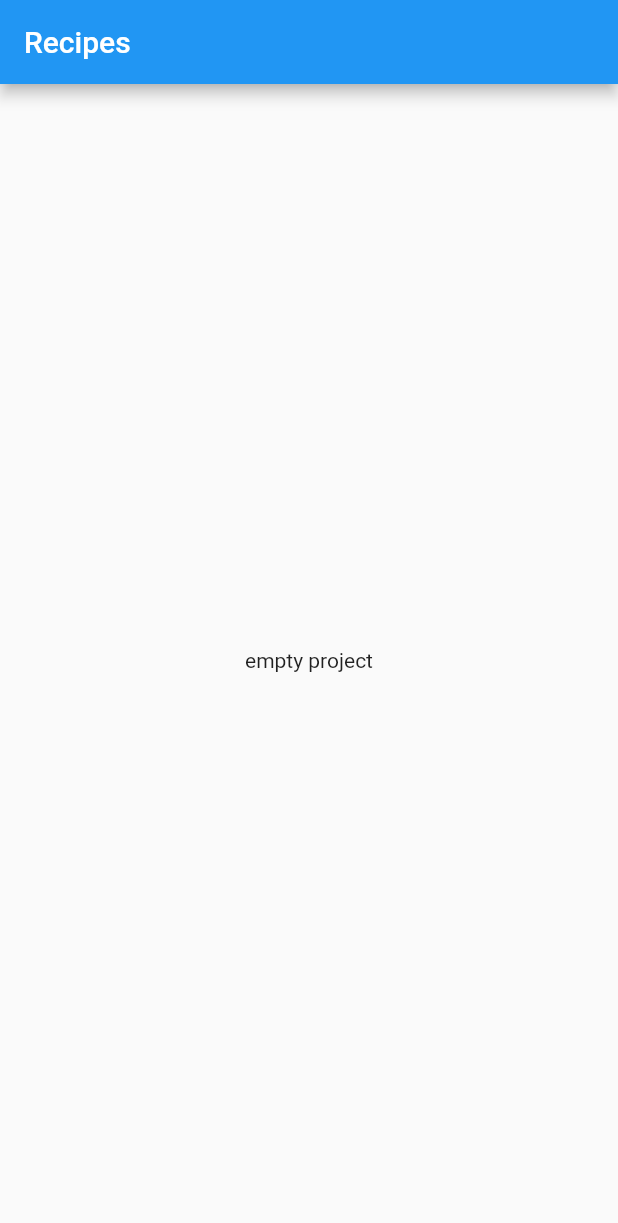
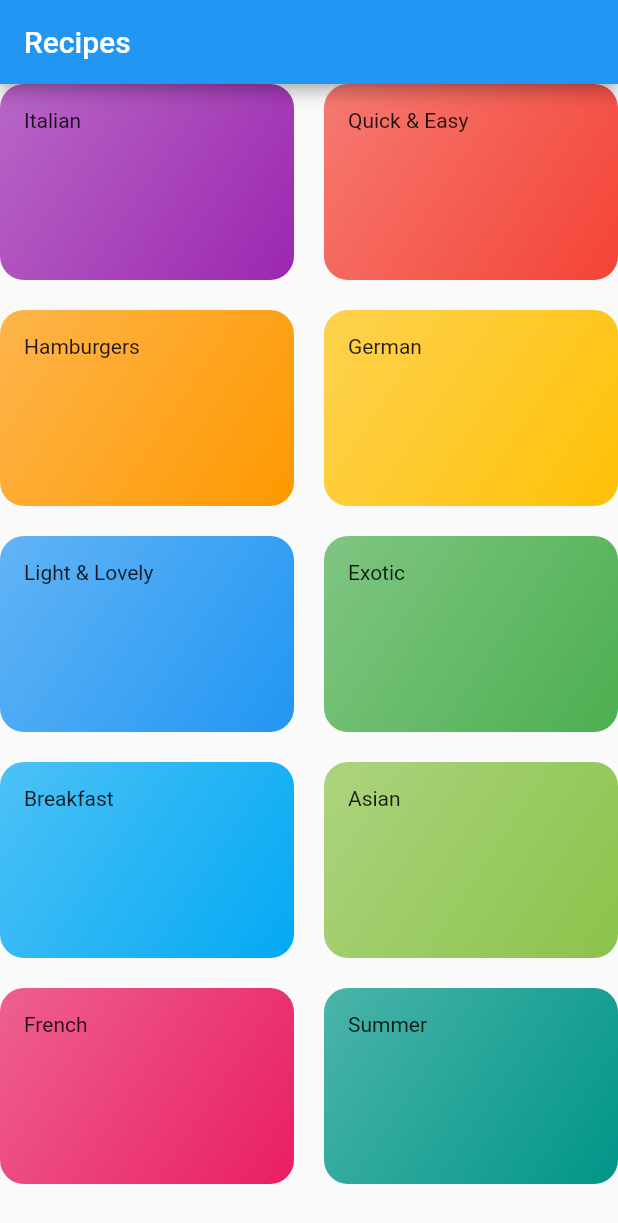
Before and after one commit to Tamir198/Recipes, a Flutter app: the screen it shows after launch, on a phone screen of 412 x 824 dp. Shown: the top 1223 px of the screen. Run offline on Flutter 3.47's test engine with Material 2 defaults, Android fonts, the phone set to English and light mode, and no system bars.

Commit message:
Adding fist Screen initial UI

```diff
--- /dev/null
+++ b/lib/category_screens.dart
@@ -0,0 +1,23 @@
+import 'package:flutter/cupertino.dart';
+import 'dummy_data.dart';
+import 'categoty_item.dart';
+
+class CategoriesScreen extends StatelessWidget {
+  @override
+  Widget build(BuildContext context) {
+    return GridView(
+      //Inserting items to the gridView
+      children: DUMMY_CATEGORIES.map((categoryData) => CategoryItem(
+          title: categoryData.title,
+          color: categoryData.color,
+      )).toList(),
+
+      //The look of the grid
+      gridDelegate: SliverGridDelegateWithMaxCrossAxisExtent(
+          maxCrossAxisExtent: 200,
+          childAspectRatio: 3 / 2,
+          crossAxisSpacing: 20,
+          mainAxisSpacing: 20),
+    );
+  }
+}
--- /dev/null
+++ b/lib/categoty_item.dart
@@ -0,0 +1,23 @@
+import 'package:flutter/cupertino.dart';
+
+class CategoryItem extends StatelessWidget {
+  final String title;
+  final Color color;
+
+  CategoryItem({this.title,this.color});
+  @override
+  Widget build(BuildContext context) {
+    return Container(
+      padding: EdgeInsets.all(16),
+      child: Text(title),
+      decoration: BoxDecoration(
+        gradient: LinearGradient(
+          colors: [color.withOpacity(0.7), color],
+          begin: Alignment.topLeft,
+          end:   Alignment.bottomRight,
+        ),
+        borderRadius: BorderRadius.circular(16),
+      ),
+    );
+  }
+}
--- /dev/null
+++ b/lib/dummy_data.dart
@@ -0,0 +1,57 @@
+import 'package:flutter/material.dart';
+import './models/category.dart';
+
+const DUMMY_CATEGORIES = const [
+
+  Category(
+    id: 'c1',
+    title: 'Italian',
+    color: Colors.purple,
+  ),
+  Category(
+    id: 'c2',
+    title: 'Quick & Easy',
+    color: Colors.red,
+  ),
+  Category(
+    id: 'c3',
+    title: 'Hamburgers',
+    color: Colors.orange,
+  ),
+  Category(
+    id: 'c4',
+    title: 'German',
+    color: Colors.amber,
+  ),
+  Category(
+    id: 'c5',
+    title: 'Light & Lovely',
+    color: Colors.blue,
+  ),
+  Category(
+    id: 'c6',
+    title: 'Exotic',
+    color: Colors.green,
+  ),
+  Category(
+    id: 'c7',
+    title: 'Breakfast',
+    color: Colors.lightBlue,
+  ),
+  Category(
+    id: 'c8',
+    title: 'Asian',
+    color: Colors.lightGreen,
+  ),
+  Category(
+    id: 'c9',
+    title: 'French',
+    color: Colors.pink,
+  ),
+  Category(
+    id: 'c10',
+    title: 'Summer',
+    color: Colors.teal,
+  ),
+
+];
--- a/lib/main.dart
+++ b/lib/main.dart
@@ -1,4 +1,5 @@
 import 'package:flutter/material.dart';
+import 'package:recipes/category_screens.dart';
 
 void main() => runApp(MyApp());
 
@@ -6,34 +7,13 @@ class MyApp extends StatelessWidget {
   @override
   Widget build(BuildContext context) {
     return MaterialApp(
-      title: 'Flutter Demo',
+      title: 'Recipes',
       theme: ThemeData(
         primarySwatch: Colors.blue,
       ),
-      home: MyHomePage(title: 'Flutter Demo Home Page'),
+      home: Scaffold(
+          appBar: AppBar(title: Text('Recipes'),),
+          body: CategoriesScreen()),
     );
   }
 }
-
-class MyHomePage extends StatefulWidget {
-  MyHomePage({Key key, this.title}) : super(key: key);
-
-  final String title;
-
-  @override
-  MyRecipesApp createState() => MyRecipesApp();
-}
-
-class MyRecipesApp extends State<MyHomePage> {
-  @override
-  Widget build(BuildContext context) {
-    return Scaffold(
-      appBar: AppBar(
-        title: Text("Recipes"),
-      ),
-      body: Center(
-        child: Text("empty project"),
-      ),
-    );
-  }
-}
--- /dev/null
+++ b/lib/models/category.dart
@@ -0,0 +1,16 @@
+import 'dart:ui';
+
+import 'package:flutter/material.dart';
+
+class Category{
+  final String id;
+  final String title;
+  final Color color;
+
+  const Category({
+    @required this.id,
+    @required this.title,
+    this.color = Colors.orange ,
+  });
+
+}
```
